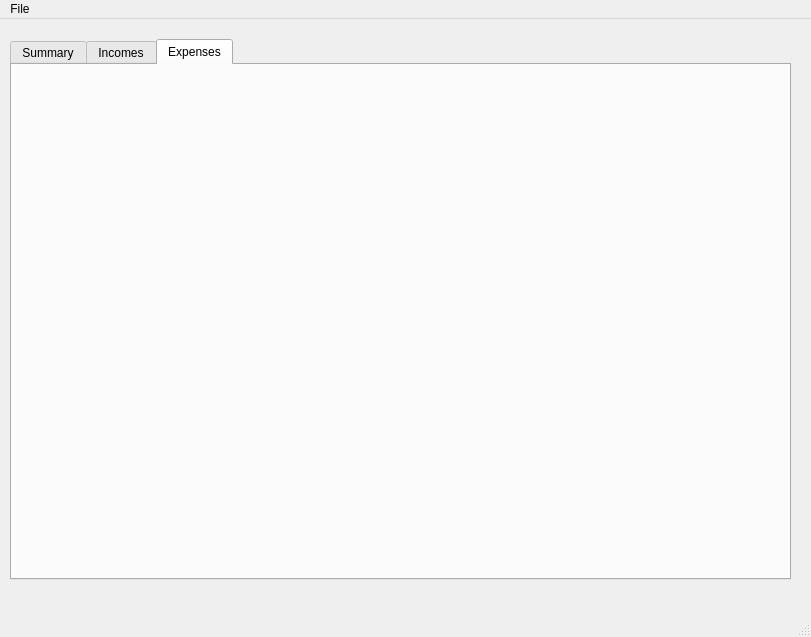
This is mainwindow.ui in MacPiston/HomePot as Qt 5 draws it before an edit. The edited form follows.
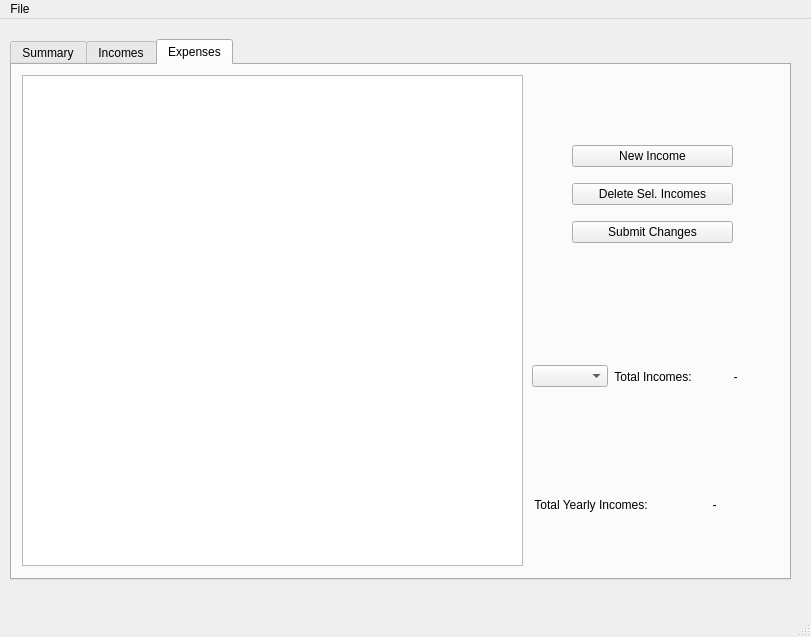
This is the edited form. The open tabs and pages were chosen to show the change. Custom widgets are drawn as their Qt base class.

Commit message:
Person selector & values
- person selector now works based on persons added in incomes & expenses tabs
- simplified some functions

What changed in the file:
```diff
--- a/mainwindow.ui
+++ b/mainwindow.ui
@@ -502,11 +502,136 @@
     </widget>
     <widget class="QWidget" name="expensesTab">
      <property name="enabled">
-      <bool>false</bool>
+      <bool>true</bool>
      </property>
      <attribute name="title">
       <string>Expenses</string>
      </attribute>
+     <widget class="QTableView" name="expensesTableView">
+      <property name="geometry">
+       <rect>
+        <x>10</x>
+        <y>10</y>
+        <width>501</width>
+        <height>491</height>
+       </rect>
+      </property>
+     </widget>
+     <widget class="QWidget" name="verticalLayoutWidget_5">
+      <property name="geometry">
+       <rect>
+        <x>520</x>
+        <y>250</y>
+        <width>241</width>
+        <height>251</height>
+       </rect>
+      </property>
+      <layout class="QVBoxLayout" name="expensesSummaryVerticalLayout">
+       <item>
+        <layout class="QHBoxLayout" name="expensesMonthlySummaryHorizontalLayout">
+         <item>
+          <widget class="QComboBox" name="expensesMonthComboBox">
+           <property name="enabled">
+            <bool>true</bool>
+           </property>
+          </widget>
+         </item>
+         <item>
+          <widget class="QLabel" name="expensesMonthlyLabel">
+           <property name="enabled">
+            <bool>true</bool>
+           </property>
+           <property name="text">
+            <string>Total Incomes:</string>
+           </property>
+           <property name="alignment">
+            <set>Qt::AlignCenter</set>
+           </property>
+          </widget>
+         </item>
+         <item>
+          <widget class="QLabel" name="expensesMonthlyValueLabel">
+           <property name="enabled">
+            <bool>true</bool>
+           </property>
+           <property name="text">
+            <string>-</string>
+           </property>
+           <property name="alignment">
+            <set>Qt::AlignCenter</set>
+           </property>
+          </widget>
+         </item>
+        </layout>
+       </item>
+       <item>
+        <layout class="QHBoxLayout" name="expensesYearlyHoriontalLayout">
+         <item>
+          <widget class="QLabel" name="expensesYearlyLabel">
+           <property name="enabled">
+            <bool>true</bool>
+           </property>
+           <property name="text">
+            <string>Total Yearly Incomes:</string>
+           </property>
+           <property name="alignment">
+            <set>Qt::AlignCenter</set>
+           </property>
+          </widget>
+         </item>
+         <item>
+          <widget class="QLabel" name="expensesYearlyValueLabel">
+           <property name="enabled">
+            <bool>true</bool>
+           </property>
+           <property name="text">
+            <string>-</string>
+           </property>
+           <property name="alignment">
+            <set>Qt::AlignCenter</set>
+           </property>
+          </widget>
+         </item>
+        </layout>
+       </item>
+      </layout>
+     </widget>
+     <widget class="QWidget" name="verticalLayoutWidget_6">
+      <property name="geometry">
+       <rect>
+        <x>560</x>
+        <y>70</y>
+        <width>161</width>
+        <height>121</height>
+       </rect>
+      </property>
+      <layout class="QVBoxLayout" name="expensesButtonsVerticalLayout">
+       <item>
+        <widget class="QPushButton" name="expensesNewIncomeButton">
+         <property name="text">
+          <string>New Income</string>
+         </property>
+        </widget>
+       </item>
+       <item>
+        <widget class="QPushButton" name="expensesDeleteIncomeButton">
+         <property name="text">
+          <string>Delete Sel. Incomes</string>
+         </property>
+        </widget>
+       </item>
+       <item>
+        <widget class="QPushButton" name="expensesSubmitButton">
+         <property name="enabled">
+          <bool>true</bool>
+         </property>
+         <property name="text">
+          <string>Submit Changes</string>
+         </property>
+        </widget>
+       </item>
+      </layout>
+     </widget>
     </widget>
    </widget>
   </widget>
```
Left out of the diff: 8 changed lines with no effect on the pictures. The commit also changes 9 other files.
